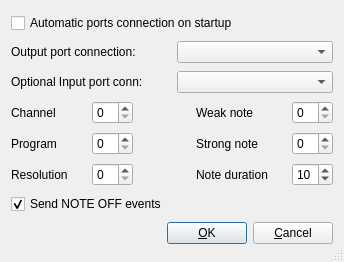
First picture: the form in src/kmetropreferencesbase.ui, repository pedrolcl/kmetronome, before the edit.
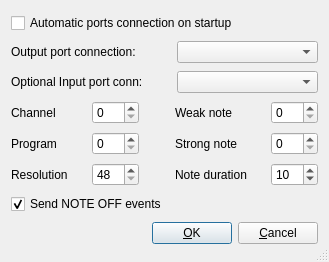
Second picture: the form after the edit. Custom widgets are drawn as their Qt base class.

```diff
--- a/src/kmetropreferencesbase.ui
+++ b/src/kmetropreferencesbase.ui
@@ -25,7 +25,7 @@
    <rect>
     <x>0</x>
     <y>0</y>
-    <width>344</width>
+    <width>329</width>
     <height>262</height>
    </rect>
   </property>
@@ -144,6 +144,9 @@
      </item>
      <item>
       <widget class="KIntSpinBox" name="m_channel" >
+       <property name="maximum" >
+        <number>15</number>
+       </property>
        <property name="maxValue" stdset="0" >
         <number>15</number>
        </property>
@@ -187,6 +190,9 @@
      </item>
      <item>
       <widget class="KIntSpinBox" name="m_weak_note" >
+       <property name="maximum" >
+        <number>127</number>
+       </property>
        <property name="maxValue" stdset="0" >
         <number>127</number>
        </property>
@@ -220,6 +226,9 @@
      </item>
      <item>
       <widget class="KIntSpinBox" name="m_program" >
+       <property name="maximum" >
+        <number>127</number>
+       </property>
        <property name="maxValue" stdset="0" >
         <number>127</number>
        </property>
@@ -263,6 +272,9 @@
      </item>
      <item>
       <widget class="KIntSpinBox" name="m_strong_note" >
+       <property name="maximum" >
+        <number>127</number>
+       </property>
        <property name="maxValue" stdset="0" >
         <number>127</number>
        </property>
@@ -290,7 +302,10 @@
      </item>
      <item>
       <widget class="KIntSpinBox" name="m_resolution" >
-       <property name="maxValue" stdset="0" >
+       <property name="minimum" >
+        <number>48</number>
+       </property>
+       <property name="maximum" >
         <number>480</number>
        </property>
        <property name="minValue" stdset="0" >
@@ -336,6 +351,12 @@
      </item>
      <item>
       <widget class="KIntSpinBox" name="m_duration" >
+       <property name="minimum" >
+        <number>1</number>
+       </property>
+       <property name="maximum" >
+        <number>960</number>
+       </property>
        <property name="value" >
         <number>10</number>
        </property>
```
Left out of the diff: 5 changed lines with no effect on the pictures.
